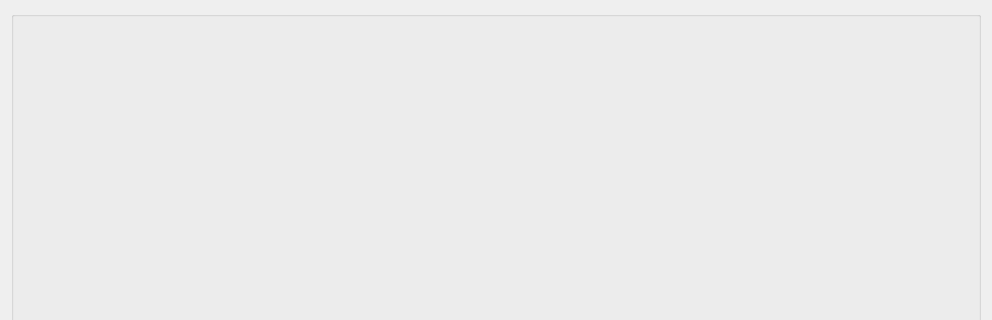
Before: the Qt Designer form focusview.ui in sydalirza/Centralized-CCTV-Server, drawn with Qt 5; both pictures show x 0 to 992 and y 0 to 320 of the 992 by 713 pixel window.
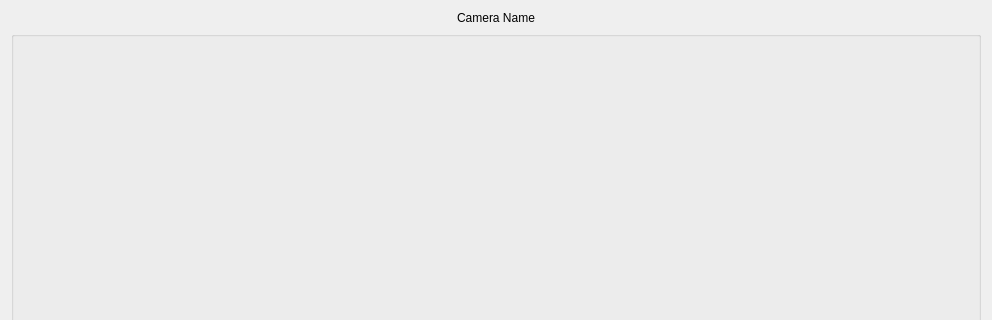
After: the same form once the commit is applied.

Commit message: custom path for saving, reconnection cameras solo

Patch:
```diff
--- a/focusview.ui
+++ b/focusview.ui
@@ -13,7 +13,17 @@
   <property name="windowTitle">
    <string>Form</string>
   </property>
-  <layout class="QHBoxLayout" name="horizontalLayout">
+  <layout class="QVBoxLayout" name="verticalLayout" stretch="0,1">
+   <item>
+    <widget class="QLabel" name="camera_name">
+     <property name="text">
+      <string>Camera Name</string>
+     </property>
+     <property name="alignment">
+      <set>Qt::AlignCenter</set>
+     </property>
+    </widget>
+   </item>
    <item>
     <widget class="QGroupBox" name="single_view">
      <property name="title">
```
The commit also changes 20 other files.
